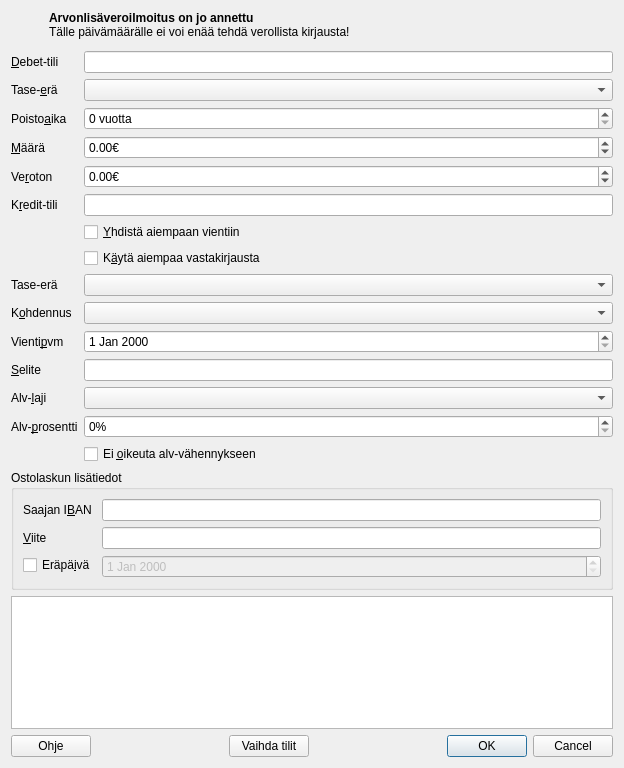
This is kitupiikki/kirjaus/kirjausapuridialog.ui in artoh/kitupiikki as Qt 5 draws it before an edit. The edited form follows.
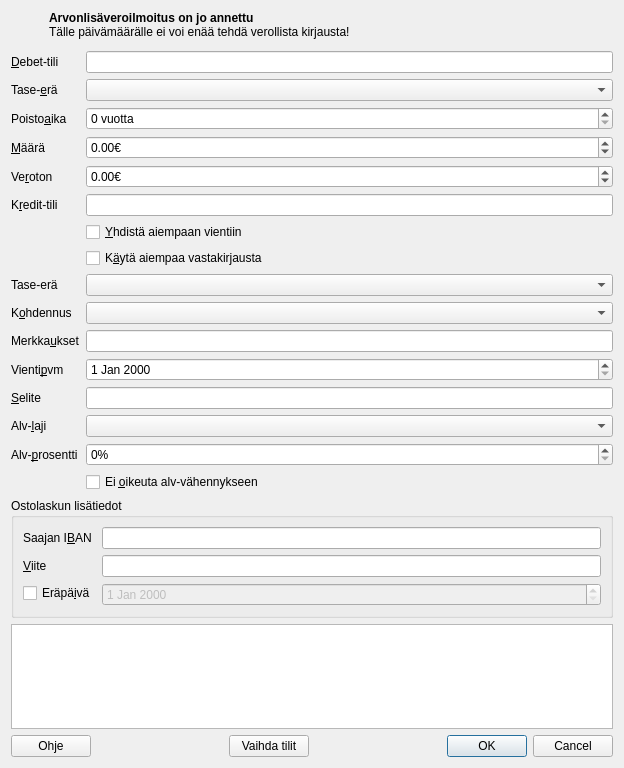
This is the edited form. Icons and pictures are not drawn. Custom widgets are drawn as their Qt base class.

```diff
--- a/kitupiikki/kirjaus/kirjausapuridialog.ui
+++ b/kitupiikki/kirjaus/kirjausapuridialog.ui
@@ -194,7 +194,7 @@
      <item row="10" column="1">
       <widget class="QComboBox" name="kohdennusCombo"/>
      </item>
-     <item row="11" column="0">
+     <item row="12" column="0">
       <widget class="QLabel" name="label_6">
        <property name="text">
         <string>Vienti&amp;pvm</string>
@@ -204,10 +204,10 @@
        </property>
       </widget>
      </item>
-     <item row="11" column="1">
+     <item row="12" column="1">
       <widget class="QDateEdit" name="pvmDate"/>
      </item>
-     <item row="12" column="0">
+     <item row="13" column="0">
       <widget class="QLabel" name="label_7">
        <property name="text">
         <string>&amp;Selite</string>
@@ -217,10 +217,10 @@
        </property>
       </widget>
      </item>
-     <item row="12" column="1">
+     <item row="13" column="1">
       <widget class="QLineEdit" name="seliteEdit"/>
      </item>
-     <item row="13" column="0">
+     <item row="14" column="0">
       <widget class="QLabel" name="alvlajiLabel">
        <property name="text">
         <string>Alv-&amp;laji</string>
@@ -230,10 +230,10 @@
        </property>
       </widget>
      </item>
-     <item row="13" column="1">
+     <item row="14" column="1">
       <widget class="QComboBox" name="alvCombo"/>
      </item>
-     <item row="14" column="0">
+     <item row="15" column="0">
       <widget class="QLabel" name="alvprossaLabel">
        <property name="text">
         <string>Alv-&amp;prosentti</string>
@@ -243,7 +243,7 @@
        </property>
       </widget>
      </item>
-     <item row="14" column="1">
+     <item row="15" column="1">
       <widget class="QSpinBox" name="alvSpin">
        <property name="suffix">
         <string>%</string>
@@ -253,13 +253,30 @@
        </property>
       </widget>
      </item>
-     <item row="15" column="1">
+     <item row="16" column="1">
       <widget class="QCheckBox" name="eiVahennaCheck">
        <property name="text">
         <string>Ei &amp;oikeuta alv-vähennykseen</string>
        </property>
       </widget>
      </item>
+     <item row="11" column="0">
+      <widget class="QLabel" name="merkkausLabel">
+       <property name="text">
+        <string>Merkka&amp;ukset</string>
+       </property>
+       <property name="buddy">
+        <cstring>merkkausEdit</cstring>
+       </property>
+      </widget>
+     </item>
+     <item row="11" column="1">
+      <widget class="QLineEdit" name="merkkausEdit">
+       <property name="readOnly">
+        <bool>true</bool>
+       </property>
+      </widget>
+     </item>
     </layout>
    </item>
    <item>
```
